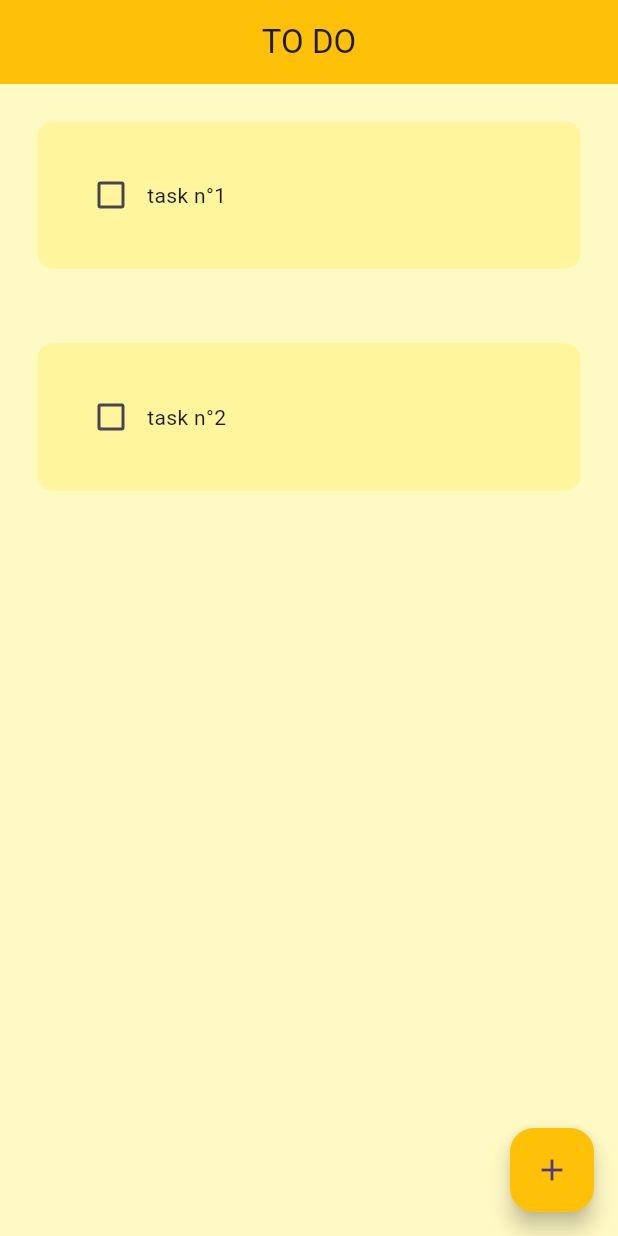
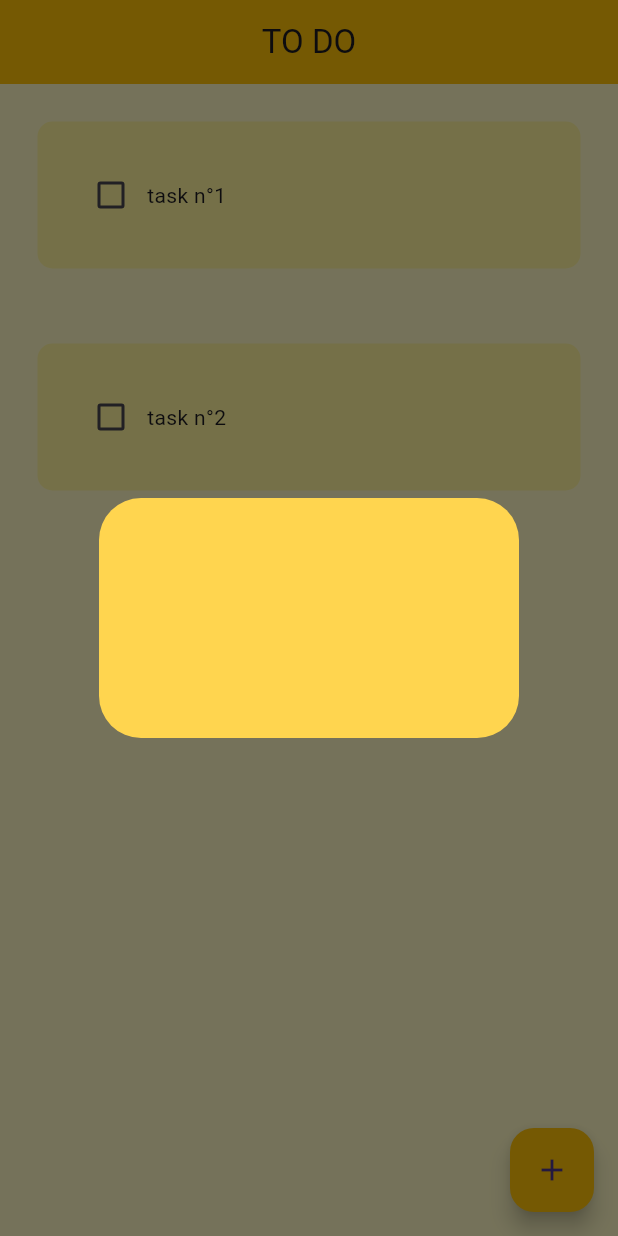
Before and after one commit to julienBelinga/Todo_List, a Flutter app: the screen it shows after launch, after a tap on the "add" icon, on a phone screen of 412 x 824 dp. Run offline on Flutter 3.47's test engine with Material 3 defaults, Android fonts, the phone set to English and light mode, and no system bars.

Commit message:
refactor: restructure DialogBox and implement HomePage with task management

```diff
--- /dev/null
+++ b/lib/Homepage.dart
@@ -0,0 +1,66 @@
+import 'package:flutter/material.dart';
+import 'package:todo_list/components/DialogBox.dart';
+import 'package:todo_list/components/TodoTile.dart';
+
+void main() {
+  runApp(const HomePage());
+}
+
+class HomePage extends StatefulWidget {
+  const HomePage({super.key});
+
+  @override
+  State<HomePage> createState() => _HomePageState();
+}
+
+class _HomePageState extends State<HomePage> {
+  List todoList = [
+    ["task n°1", false],
+    ["task n°2", false]
+  ];
+
+  void checkBoxChanged(bool? value, int index) {
+    setState(() {
+      todoList[index][1] = value;
+    });
+  }
+
+  void CreateTask() {
+    showDialog(
+        context: context,
+        builder: (context) {
+          return DialogBox();
+        });
+  }
+
+  @override
+  Widget build(BuildContext context) {
+    return Scaffold(
+      backgroundColor: Colors.yellow[100],
+      appBar: AppBar(
+        title: const Text(
+          "TO DO",
+          textAlign: TextAlign.center,
+        ),
+        backgroundColor: Colors.amber,
+        centerTitle: true,
+        elevation: 0,
+      ),
+      body: ListView.builder(
+        itemCount: todoList.length,
+        itemBuilder: (context, index) {
+          return TodoTile(
+            taskName: todoList[index][0],
+            isTaskcompleted: todoList[index][1],
+            onChanged: (value) => checkBoxChanged(value, index),
+          );
+        },
+      ),
+      floatingActionButton: FloatingActionButton(
+        onPressed: CreateTask,
+        backgroundColor: Colors.amber,
+        child: const Icon(Icons.add),
+      ),
+    );
+  }
+}
--- a/lib/components/DialogBox.dart
+++ b/lib/components/DialogBox.dart
@@ -1,30 +1,15 @@
 import 'package:flutter/material.dart';
 
-class DialogBox extends StatefulWidget {
-  @override
-  _DialogBoxState createState() => _DialogBoxState();
-}
-
-class _DialogBoxState extends State<DialogBox> {
-
-  void AddTask(){}
+class DialogBox extends StatelessWidget {
+  const DialogBox({super.key});
 
   @override
   Widget build(BuildContext context) {
     return AlertDialog(
-      title: Text("Add a task"),
-      content: Column(
-        mainAxisSize: MainAxisSize.min,
-        children: <Widget>[
-          TextField(
-            decoration: InputDecoration(hintText: Text("write your task"),
-          ),
-        ],
+      backgroundColor: Colors.amber[300],
+      content: Container(
+        height: 120,
       ),
-      actions: <Widget[
-        TextButton(onPressed: AddTask(), child: const Text("Add")),
-        TextButton(onPressed: () {Navigator.of(context).pop();}, child: const Text("cancel")),
-      ],
     );
   }
 }
--- a/lib/main.dart
+++ b/lib/main.dart
@@ -1,64 +1,19 @@
 import 'package:flutter/material.dart';
-import 'package:todo_list/components/DialogBox.dart';
-import 'package:todo_list/components/TodoTile.dart';
+import 'package:todo_list/Homepage.dart';
 
 void main() {
-  runApp(const HomePage());
+  runApp(const MyApp());
 }
 
-class HomePage extends StatefulWidget {
-  const HomePage({super.key});
-
-  @override
-  State<HomePage> createState() => _HomePageState();
-}
-
-class _HomePageState extends State<HomePage> {
-  List todoList = [
-    ["task n°1", false],
-    ["task n°2", false]
-  ];
-
-  void checkBoxChanged(bool? value, int index) {
-    setState(() {
-      todoList[index][1] = value;
-    });
-  }
+class MyApp extends StatelessWidget {
+  const MyApp({super.key});
 
   @override
   Widget build(BuildContext context) {
+    // TODO: implement build
     return MaterialApp(
       debugShowCheckedModeBanner: false,
-      home: Scaffold(
-        backgroundColor: Colors.yellow[100],
-        appBar: AppBar(
-          title: const Text(
-            "TO DO",
-            textAlign: TextAlign.center,
-          ),
-          backgroundColor: Colors.amber,
-          centerTitle: true,
-          elevation: 0,
-        ),
-        body: ListView.builder(
-          itemCount: todoList.length,
-          itemBuilder: (context, index) {
-            return TodoTile(
-              taskName: todoList[index][0],
-              isTaskcompleted: todoList[index][1],
-              onChanged: (value) => checkBoxChanged(value, index),
-            );
-          },
-        ),
-        floatingActionButton: FloatingActionButton(
-          onPressed: () {
-            // Action à effectuer lors de l'appui sur le bouton
-            DialogBox();
-          },
-          backgroundColor: Colors.amber,
-          child: const Icon(Icons.add),
-        ),
-      ),
+      home: HomePage(),
     );
   }
 }
```
